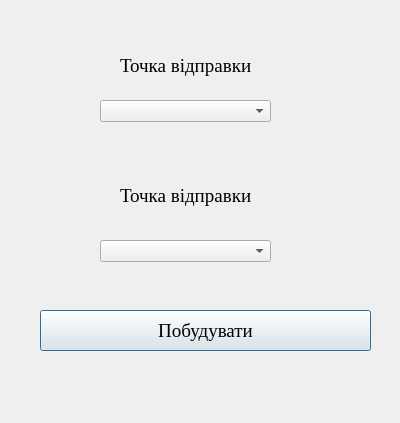
The window that MapsWay/routeconstruction.ui (MariaMihajilova/MapsWay) describes before a commit, drawn with Qt 5.
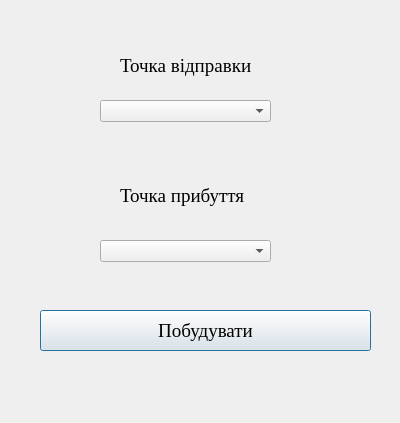
The same window after the commit.

The edit to the form file:
```diff
--- a/MapsWay/routeconstruction.ui
+++ b/MapsWay/routeconstruction.ui
@@ -60,7 +60,7 @@
     </font>
    </property>
    <property name="text">
-    <string>Точка відправки</string>
+    <string>Точка прибуття</string>
    </property>
   </widget>
   <widget class="QComboBox" name="comboBox">
```
